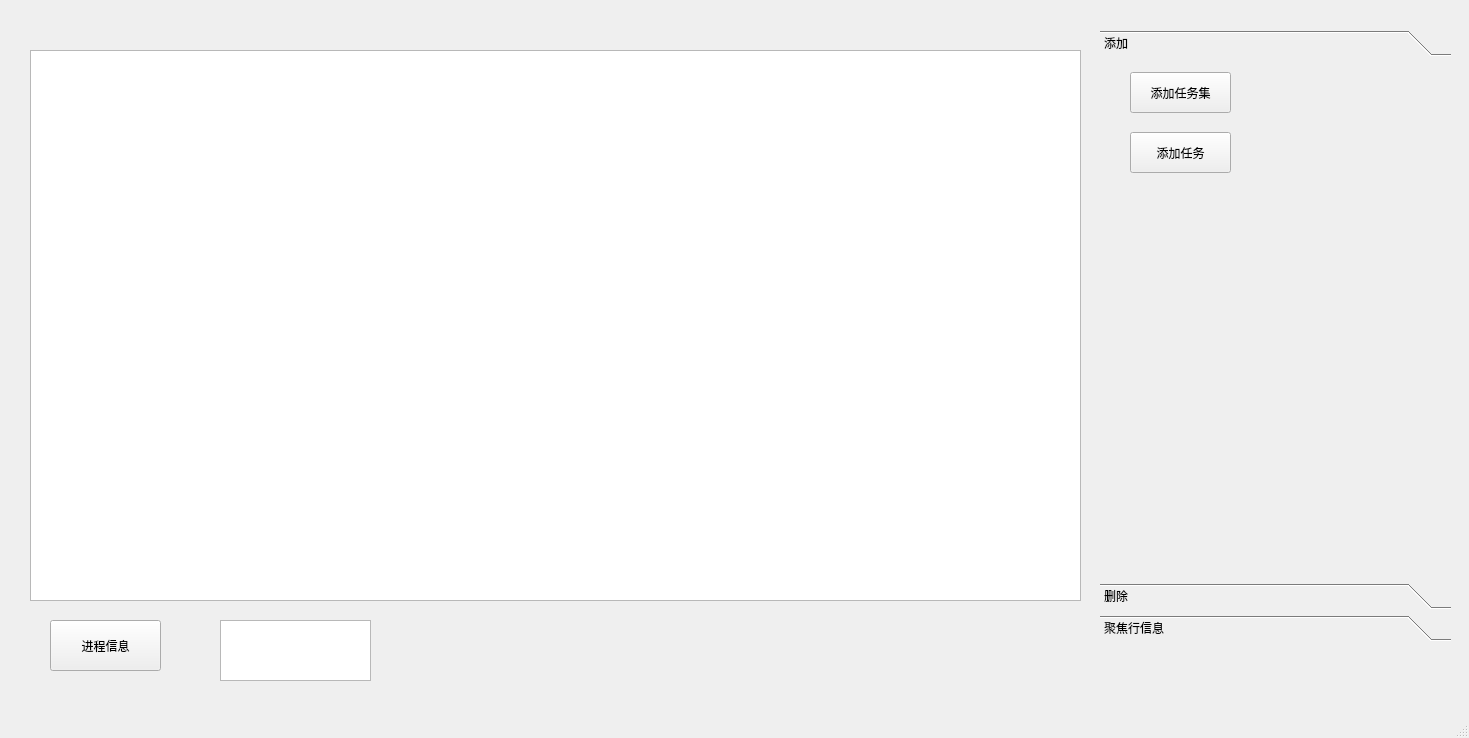
The window that mainwindow.ui (zhuiming-f/QtSoftware) describes before a commit, drawn with Qt 5.
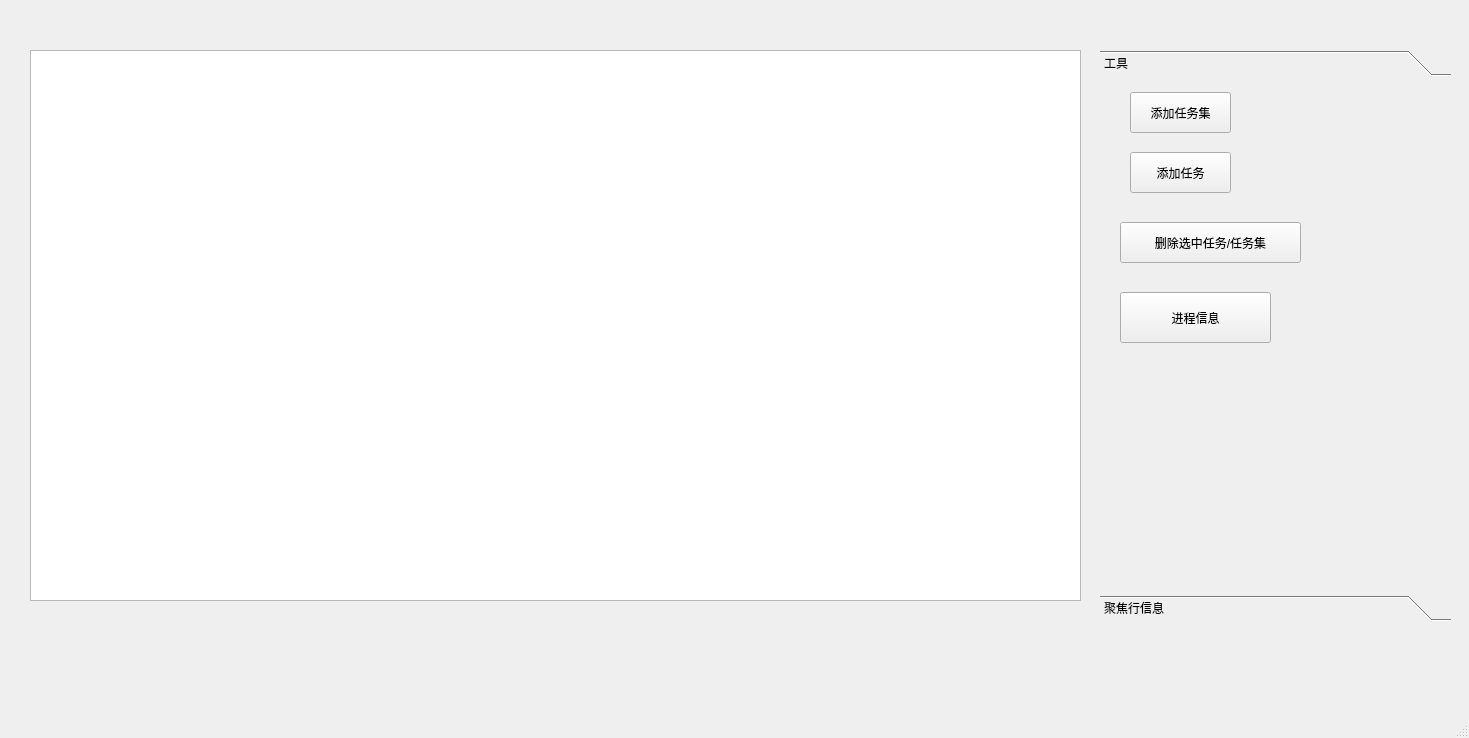
The same window after the commit. The open tabs and pages were chosen to show the change.

What changed in the file:
```diff
--- a/mainwindow.ui
+++ b/mainwindow.ui
@@ -14,29 +14,6 @@
    <string>MainWindow</string>
   </property>
   <widget class="QWidget" name="centralwidget">
-   <widget class="QTableWidget" name="taskInfo">
-    <property name="geometry">
-     <rect>
-      <x>220</x>
-      <y>620</y>
-      <width>151</width>
-      <height>61</height>
-     </rect>
-    </property>
-   </widget>
-   <widget class="QPushButton" name="processInfo_pushButton">
-    <property name="geometry">
-     <rect>
-      <x>50</x>
-      <y>620</y>
-      <width>111</width>
-      <height>51</height>
-     </rect>
-    </property>
-    <property name="text">
-     <string>进程信息</string>
-    </property>
-   </widget>
    <widget class="QTreeView" name="treeView">
     <property name="geometry">
      <rect>
@@ -51,9 +28,9 @@
     <property name="geometry">
      <rect>
       <x>1100</x>
-      <y>30</y>
+      <y>50</y>
       <width>351</width>
-      <height>611</height>
+      <height>571</height>
      </rect>
     </property>
     <property name="minimumSize">
@@ -74,7 +51,7 @@
        <x>0</x>
        <y>0</y>
        <width>351</width>
-       <height>506</height>
+       <height>501</height>
       </rect>
      </property>
      <property name="minimumSize">
@@ -84,7 +61,7 @@
       </size>
      </property>
      <attribute name="label">
-      <string>添加</string>
+      <string>工具</string>
      </attribute>
      <widget class="QPushButton" name="addTaskGroup_pushButton">
       <property name="geometry">
@@ -112,24 +89,11 @@
        <string>添加任务</string>
       </property>
      </widget>
-    </widget>
-    <widget class="QWidget" name="page_2">
-     <property name="geometry">
-      <rect>
-       <x>0</x>
-       <y>0</y>
-       <width>351</width>
-       <height>506</height>
-      </rect>
-     </property>
-     <attribute name="label">
-      <string>删除</string>
-     </attribute>
      <widget class="QPushButton" name="del_pushButton">
       <property name="geometry">
        <rect>
         <x>20</x>
-        <y>10</y>
+        <y>140</y>
         <width>181</width>
         <height>41</height>
        </rect>
@@ -138,6 +102,19 @@
        <string>删除选中任务/任务集</string>
       </property>
      </widget>
+     <widget class="QPushButton" name="processInfo_pushButton">
+      <property name="geometry">
+       <rect>
+        <x>20</x>
+        <y>210</y>
+        <width>151</width>
+        <height>51</height>
+       </rect>
+      </property>
+      <property name="text">
+       <string>进程信息</string>
+      </property>
+     </widget>
     </widget>
     <widget class="QWidget" name="page_3">
      <property name="geometry">
```
Left out of the diff: 4 changed lines with no effect on the pictures.
